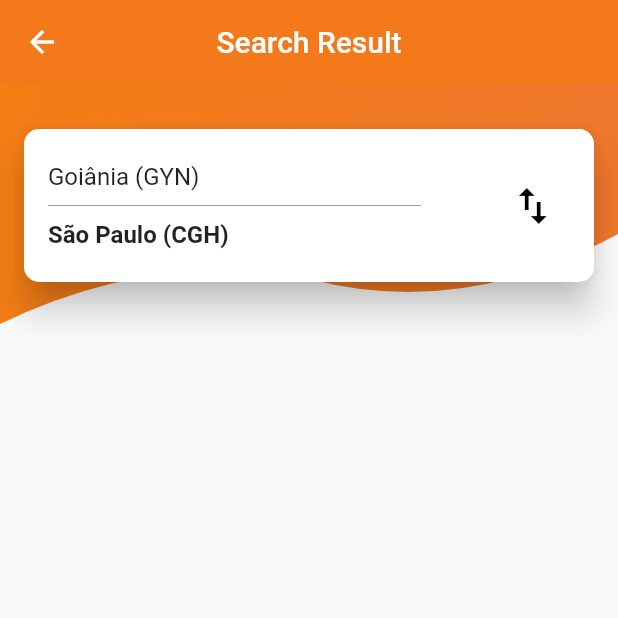
After one commit to joaohhenriq/flutter-flight-tickets, a Flutter app: the FlightListing screen opened directly, on a phone screen of 412 x 824 dp, the top half of it. The commit adds this screen. Run offline on Flutter 3.47's test engine with Material 2 defaults, Android fonts, the phone set to English and light mode, and no system bars.

Commit message:
search result screen top part

```diff
--- /dev/null
+++ b/lib/flight_listing.dart
@@ -0,0 +1,100 @@
+import 'package:flutter/material.dart';
+
+import 'custom_shape_clipper.dart';
+import 'main.dart';
+
+final Color discountBackgroundColor = Color(0xFFFFE08D);
+final Color flightBorderColor = Color(0xFFE6E6E6);
+final Color chipBackgroundColor = Color(0xFFF6F6F6);
+
+class FlightListing extends StatelessWidget {
+  @override
+  Widget build(BuildContext context) {
+    return Scaffold(
+      appBar: AppBar(
+        elevation: 0,
+        backgroundColor: appTheme.primaryColor,
+        title: Text("Search Result"),
+        centerTitle: true,
+        leading: InkWell(
+          child: Icon(Icons.arrow_back),
+          onTap: () {
+            Navigator.pop(context);
+          },
+        ),
+      ),
+      body: Column(
+        children: <Widget>[FlightListTopPart()],
+      ),
+    );
+  }
+}
+
+class FlightListTopPart extends StatelessWidget {
+  @override
+  Widget build(BuildContext context) {
+    return Stack(
+      children: <Widget>[
+        ClipPath(
+          clipper: CustomShapeClipper(),
+          child: Container(
+            decoration: BoxDecoration(
+                gradient: LinearGradient(colors: [firstColor, secondColor])),
+            height: 160.0,
+          ),
+        ),
+        Column(
+          children: <Widget>[
+            SizedBox(
+              height: 30.0,
+            ),
+            Card(
+              shape: RoundedRectangleBorder(
+                  borderRadius: BorderRadius.all(Radius.circular(10))),
+              margin: EdgeInsets.symmetric(horizontal: 16),
+              elevation: 10.0,
+              child: Container(
+                padding: EdgeInsets.symmetric(horizontal: 16, vertical: 22),
+                child: Row(
+                  mainAxisSize: MainAxisSize.max,
+                  children: <Widget>[
+                    Expanded(
+                      flex: 5,
+                      child: Column(
+                        mainAxisAlignment: MainAxisAlignment.center,
+                        crossAxisAlignment: CrossAxisAlignment.start,
+                        children: <Widget>[
+                          Text(
+                            "Goiânia (GYN)",
+                            style: TextStyle(fontSize: 16),
+                          ),
+                          Divider(
+                            color: Colors.grey,
+                            height: 20,
+                          ),
+                          Text(
+                            "São Paulo (CGH)",
+                            style: TextStyle(
+                                fontSize: 16, fontWeight: FontWeight.bold),
+                          ),
+                        ],
+                      ),
+                    ),
+                    Spacer(),
+                    Expanded(
+                        flex: 1,
+                        child: Icon(
+                          Icons.import_export,
+                          color: Colors.black,
+                          size: 32,
+                        ))
+                  ],
+                ),
+              ),
+            ),
+          ],
+        )
+      ],
+    );
+  }
+}
```
Also changed, not shown: lib/main.dart (+23 -10 lines).
